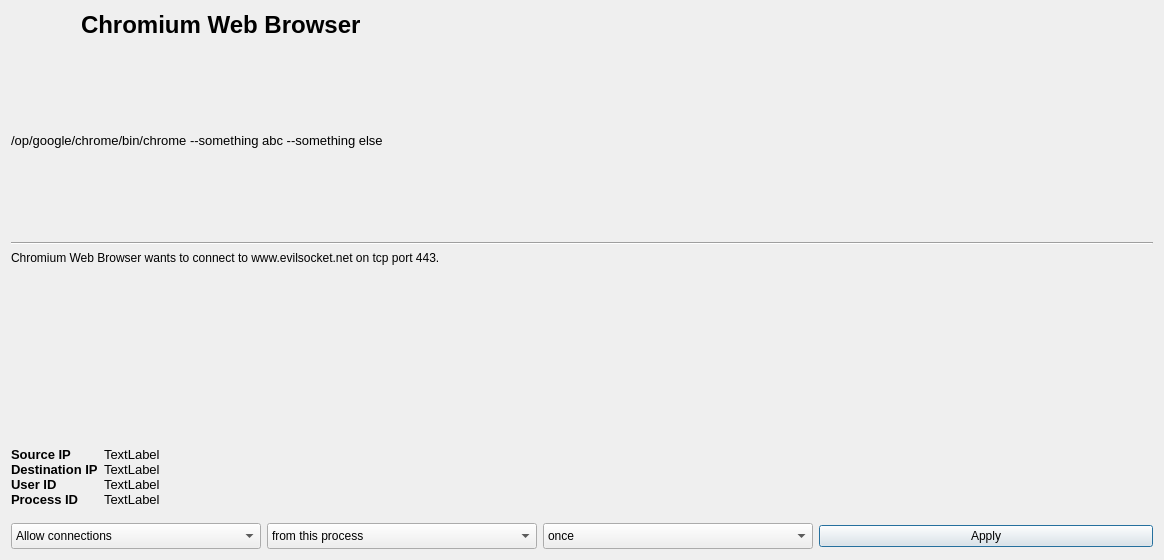
First picture: the form in ui/opensnitch/res/prompt.ui, repository evilsocket/opensnitch, before the edit.
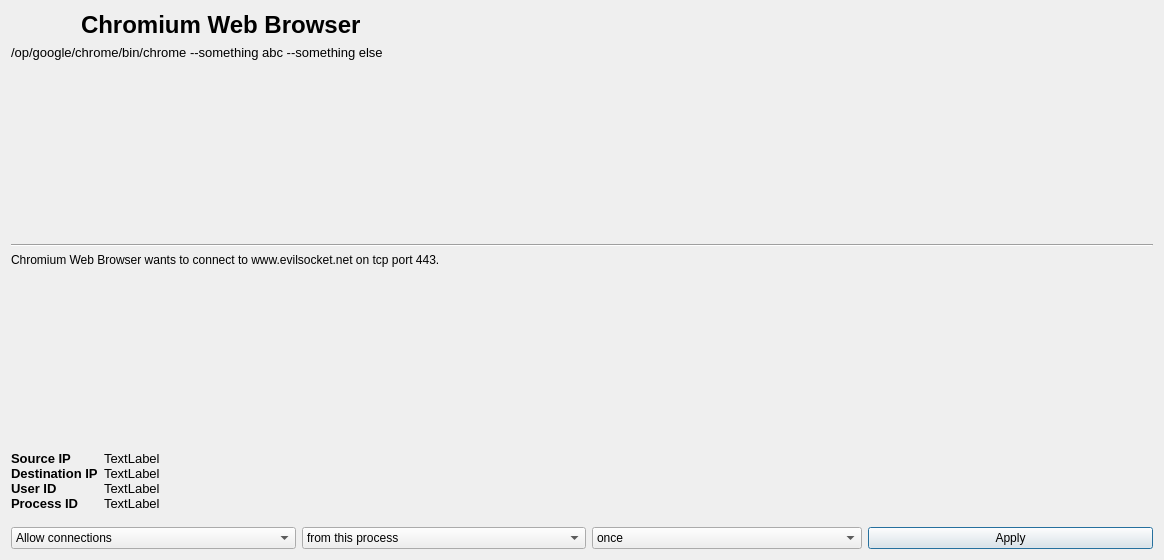
Second picture: the form after the edit. Icons and pictures are not drawn.

What changed in the file:
```diff
--- a/ui/opensnitch/res/prompt.ui
+++ b/ui/opensnitch/res/prompt.ui
@@ -106,6 +106,12 @@
      <property name="text">
       <string>/op/google/chrome/bin/chrome --something abc --something else</string>
      </property>
+     <property name="alignment">
+      <set>Qt::AlignLeading|Qt::AlignLeft|Qt::AlignTop</set>
+     </property>
+     <property name="wordWrap">
+      <bool>true</bool>
+     </property>
     </widget>
    </item>
    <item>
@@ -318,15 +324,9 @@
     <layout class="QHBoxLayout" name="horizontalLayout">
      <item>
       <widget class="QComboBox" name="actionCombo">
-       <property name="minimumSize">
-        <size>
-         <width>97</width>
-         <height>26</height>
-        </size>
-       </property>
        <property name="maximumSize">
         <size>
-         <width>250</width>
+         <width>300</width>
          <height>50</height>
         </size>
        </property>
@@ -344,15 +344,9 @@
      </item>
      <item>
       <widget class="QComboBox" name="whatCombo">
-       <property name="minimumSize">
-        <size>
-         <width>97</width>
-         <height>26</height>
-        </size>
-       </property>
        <property name="maximumSize">
         <size>
-         <width>270</width>
+         <width>300</width>
          <height>50</height>
         </size>
        </property>
@@ -380,12 +374,6 @@
      </item>
      <item>
       <widget class="QComboBox" name="durationCombo">
-       <property name="minimumSize">
-        <size>
-         <width>97</width>
-         <height>26</height>
-        </size>
-       </property>
        <property name="maximumSize">
         <size>
          <width>270</width>
```
